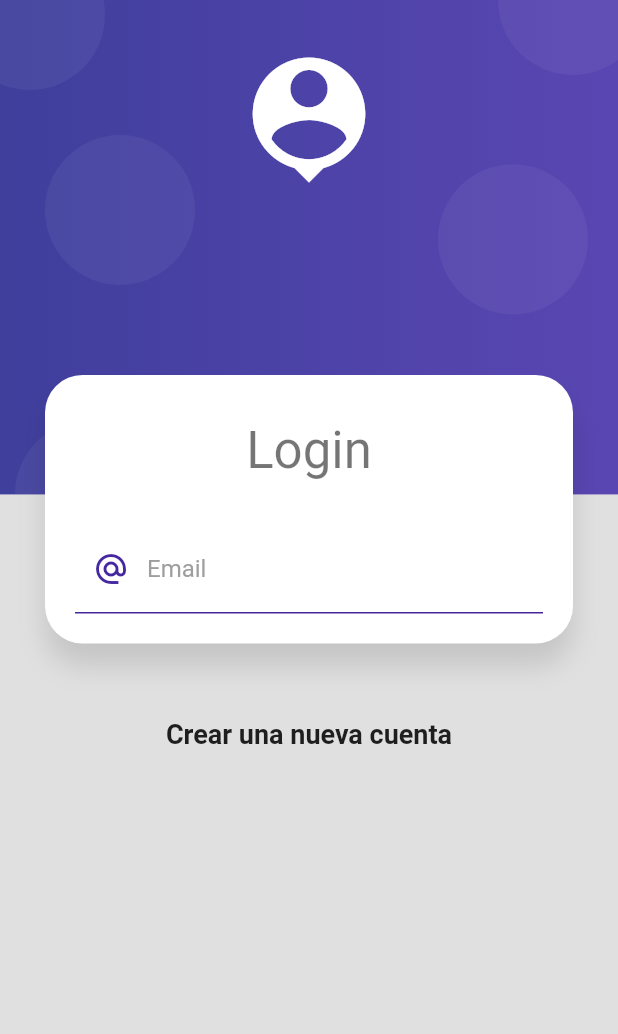
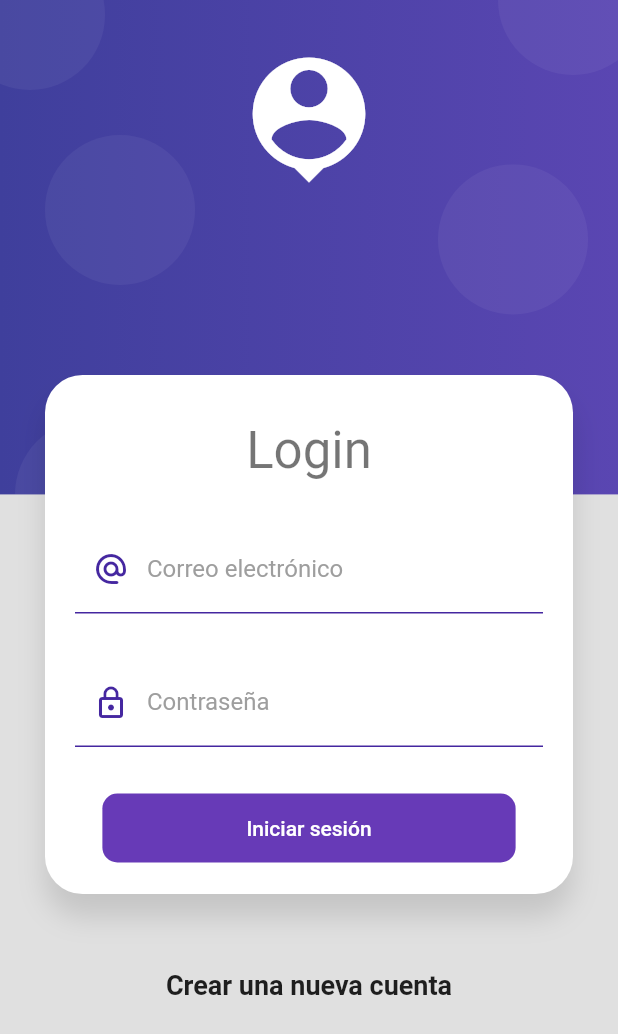
Before and after one commit to Fadria/flutter-validacion-formularios, a Flutter app: the screen it shows after launch, on a phone screen of 412 x 824 dp. Shown: the top 1034 px of the screen. Run offline on Flutter 3.47's test engine with Material 2 defaults, Android fonts, the phone set to English and light mode, and no system bars.

Commit message:
Reutilizar estilos de inputs

```diff
--- a/lib/screens/login_screen.dart
+++ b/lib/screens/login_screen.dart
@@ -1,4 +1,5 @@
 import 'package:flutter/material.dart';
+import 'package:productos_app/ui/input_decorations.dart';
 import 'package:productos_app/widgets/widgets.dart';
 
 
@@ -30,6 +31,7 @@ class LoginScreen extends StatelessWidget {
 
               SizedBox(height: 50),
               Text("Crear una nueva cuenta", style: TextStyle(fontSize: 18, fontWeight: FontWeight.bold)),
+              SizedBox(height: 50),
             ],
           ),
         )
@@ -54,15 +56,35 @@ class _LoginForm extends StatelessWidget {
             (
               autocorrect: false,
               keyboardType: TextInputType.emailAddress,
-              decoration: InputDecoration
+              decoration: InputDecorations.authInputDecoration(hintText: "fadriacarrasco@gmail.com", labelText: "Correo electrónico",
+                                                              prefixIcon: Icons.alternate_email_rounded)
+            ),
+
+            SizedBox(height: 30),
+
+            TextFormField
+            (
+              autocorrect: false,
+              obscureText: true, // Ocultamos el texto introducido
+              keyboardType: TextInputType.emailAddress,
+              decoration: InputDecorations.authInputDecoration(hintText: "****", labelText: "Contraseña",
+                                                              prefixIcon: Icons.lock_outline)
+            ),
+
+            SizedBox(height: 30),
+
+            MaterialButton
+            (
+              shape: RoundedRectangleBorder(borderRadius: BorderRadius.circular(10)),
+              disabledColor: Colors.grey,
+              elevation: 0,
+              color: Colors.deepPurple,
+              child: Container
               (
-                enabledBorder: UnderlineInputBorder(borderSide: BorderSide(color: Colors.deepPurple.shade800)),
-                focusedBorder: UnderlineInputBorder(borderSide: BorderSide(color: Colors.deepPurple.shade800, width: 2)),
-                hintText: "fadriacarrasco@gmail.com",
-                labelText: "Email",
-                labelStyle: TextStyle(color: Colors.grey),
-                prefixIcon: Icon(Icons.alternate_email_sharp, color: Colors.deepPurple.shade800)
+                padding: EdgeInsets.symmetric(horizontal: 80, vertical: 15),
+                child: Text("Iniciar sesión", style: TextStyle(color: Colors.white)),
               ),
+              onPressed: (){} // TO DO: Login Form
             )
           ],
         )
--- /dev/null
+++ b/lib/ui/input_decorations.dart
@@ -0,0 +1,23 @@
+import 'package:flutter/material.dart';
+
+class InputDecorations
+{
+  static InputDecoration authInputDecoration({
+    required String hintText,
+    required String labelText,
+    IconData? prefixIcon
+  })
+  {
+    return InputDecoration
+      (
+        enabledBorder: UnderlineInputBorder(borderSide: BorderSide(color: Colors.deepPurple.shade800)),
+        focusedBorder: UnderlineInputBorder(borderSide: BorderSide(color: Colors.deepPurple.shade800, width: 2)),
+        hintText: hintText,
+        labelText: labelText,
+        labelStyle: TextStyle(color: Colors.grey),
+        prefixIcon: prefixIcon != null
+        ? Icon(prefixIcon, color: Colors.deepPurple.shade800)
+        : null
+      );
+  }
+}
```
